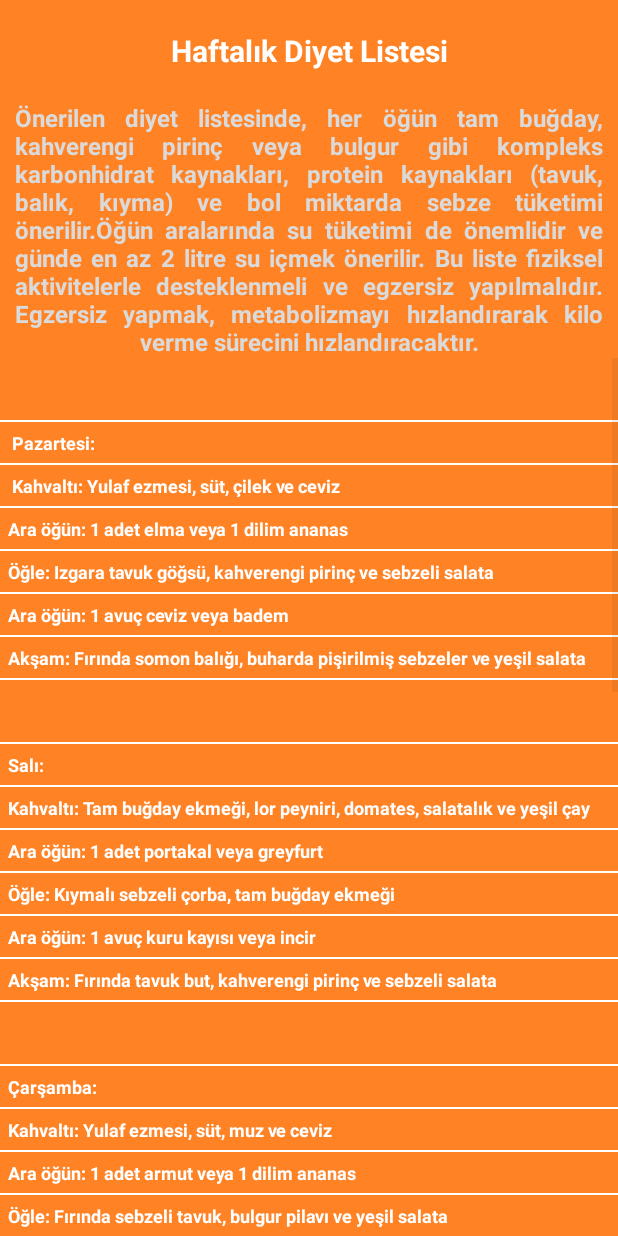
After one commit to buserumeysa/DiyetOnerim, an Android app: the DietAdviceToFatActivity screen opened directly, with no data from a screen before it, on a phone screen of 412 x 824 dp. The commit adds this screen. Run offline under Robolectric (Android 15) with nearby library versions, the phone set to English and light mode, and no system bars.

Commit message:
Diyet Önerileri yapıldı

```diff
--- /dev/null
+++ b/app/src/main/java/com/buserkapkiner/diyetonerim/ui/dietAdvice/DietAdviceToFatActivity.kt
@@ -0,0 +1,82 @@
+package com.buserkapkiner.diyetonerim.ui.dietAdvice
+
+import android.os.Bundle
+import android.widget.ArrayAdapter
+import android.widget.ListView
+import androidx.appcompat.app.AppCompatActivity
+import com.buserkapkiner.diyetonerim.R
+
+class DietAdviceToFatActivity : AppCompatActivity() {
+    private lateinit var dietListViewFat: ListView
+    override fun onCreate(savedInstanceState: Bundle?) {
+        super.onCreate(savedInstanceState)
+        setContentView(R.layout.activity_diet_advice_to_fat)
+        dietListViewFat = findViewById(R.id.diet_list_view_fat)
+
+        val dietItems = arrayOf(
+            "\n",
+            " Pazartesi:",
+
+            " Kahvaltı: Yulaf ezmesi, süt, çilek ve ceviz",
+            "Ara öğün: 1 adet elma veya 1 dilim ananas",
+            "Öğle: Izgara tavuk göğsü, kahverengi pirinç ve sebzeli salata",
+            "Ara öğün: 1 avuç ceviz veya badem",
+            "Akşam: Fırında somon balığı, buharda pişirilmiş sebzeler ve yeşil salata",
+            "\n",
+            "Salı:",
+
+            "Kahvaltı: Tam buğday ekmeği, lor peyniri, domates, salatalık ve yeşil çay",
+            "Ara öğün: 1 adet portakal veya greyfurt",
+            "Öğle: Kıymalı sebzeli çorba, tam buğday ekmeği",
+            "Ara öğün: 1 avuç kuru kayısı veya incir",
+            "Akşam: Fırında tavuk but, kahverengi pirinç ve sebzeli salata",
+            "\n",
+            "Çarşamba:",
+
+            "Kahvaltı: Yulaf ezmesi, süt, muz ve ceviz",
+            "Ara öğün: 1 adet armut veya 1 dilim ananas",
+            "Öğle: Fırında sebzeli tavuk, bulgur pilavı ve yeşil salata",
+            "Ara öğün: 1 avuç badem veya ceviz",
+            "Akşam: Izgara köfte, kahverengi pirinç ve sebzeli salata",
+            "\n",
+            "Perşembe:",
+
+            "Kahvaltı: Tam buğday ekmeği, lor peyniri, domates, salatalık ve yeşil çay",
+            "Ara öğün: 1 adet elma veya 1 dilim ananas",
+            "Öğle: Nohutlu mercimek çorbası, tam buğday ekmeği ve yeşil salata",
+            "Ara öğün: 1 avuç kuru kayısı veya incir",
+            "Akşam: Izgara tavuk göğsü, kahverengi pirinç ve sebzeli salata",
+            "\n",
+            "Cuma:",
+
+            "Kahvaltı: Yulaf ezmesi, süt, çilek ve ceviz",
+            "Ara öğün: 1 adet portakal veya greyfurt",
+            "Öğle: Fırında somon balığı, buharda pişirilmiş sebzeler ve yeşil salata ",
+            "Ara öğün: 1 avuç badem veya ceviz",
+            "Akşam: Kıymalı sebzeli çorba, tam buğday ekmeği",
+            "\n",
+            "Cumartesi:",
+
+            "Kahvaltı: Tam buğday ekmeği, lor peyniri, domates, salatalık ve yeşil çay",
+            "Ara öğün: 1 adet elma veya 1 dilim ananas",
+            "Öğle: Taze yeşillikli ton balığı salatası",
+            "Ara öğün: 1 avuç kuru kayısı veya incir",
+            "Akşam: Fırında ızgara tavuk göğsü, kahverengi pirinç ve sebzeli salata",
+            "\n",
+            "Pazar:",
+
+            "Kahvaltı: Yulaf ezmesi, süt, muz ve ceviz",
+            "Ara öğün: 1 adet portakal veya greyfurt",
+            "Öğle: Fırında sebzeli tavuk, bulgur pilavı ve yeşil salata",
+            "Ara öğün: 1 avuç badem veya ceviz",
+            "Akşam: Izgara köfte, kahverengi pirinç ve sebzeli salata",
+            "\n"
+
+
+        )
+
+        val adapter = ArrayAdapter(this, R.layout.listview_items, R.id.txt_list, dietItems)
+        dietListViewFat.adapter = adapter
+
+    }
+}
--- /dev/null
+++ b/app/src/main/res/layout/activity_diet_advice_to_fat.xml
@@ -0,0 +1,41 @@
+<?xml version="1.0" encoding="utf-8"?>
+<LinearLayout xmlns:android="http://schemas.android.com/apk/res/android"
+    android:layout_width="match_parent"
+    android:layout_height="match_parent"
+    xmlns:tools="http://schemas.android.com/tools"
+    android:orientation="vertical"
+    android:background="@color/orange"
+    tools:context=".ui.dietAdvice.DietAdviceToWeakActivity">
+    <TextView
+        android:id="@+id/week_title_ideal"
+        android:layout_width="match_parent"
+        android:layout_height="wrap_content"
+        android:layout_marginTop="20dp"
+        android:text="Haftalık Diyet Listesi"
+        android:textColor="@color/white"
+        android:textAlignment="center"
+        android:textSize="20sp"
+        android:textStyle="bold" />
+
+    <TextView
+        android:id="@+id/week_title_fat"
+        android:layout_width="match_parent"
+        android:layout_height="wrap_content"
+        android:layout_marginTop="20dp"
+        android:layout_marginStart="10dp"
+        android:layout_marginEnd="10dp"
+        android:justificationMode="inter_word"
+        android:text="Önerilen diyet listesinde, her öğün tam buğday, kahverengi pirinç veya bulgur gibi kompleks karbonhidrat kaynakları, protein kaynakları (tavuk, balık, kıyma) ve bol miktarda sebze tüketimi önerilir.Öğün aralarında su tüketimi de önemlidir ve günde en az 2 litre su içmek önerilir. Bu liste fiziksel aktivitelerle desteklenmeli ve egzersiz yapılmalıdır. Egzersiz yapmak, metabolizmayı hızlandırarak kilo verme sürecini hızlandıracaktır."
+        android:textAlignment="center"
+        android:textColor="#DADADA"
+        android:textSize="16sp"
+        android:textStyle="bold" />
+
+    <ListView
+        android:id="@+id/diet_list_view_fat"
+        android:layout_width="match_parent"
+        android:layout_height="wrap_content"
+        android:dividerHeight="1dp"
+        android:divider="@color/white" />
+
+</LinearLayout>
--- /dev/null
+++ b/app/src/main/res/layout/listview_items.xml
@@ -0,0 +1,21 @@
+<?xml version="1.0" encoding="utf-8"?>
+<LinearLayout xmlns:android="http://schemas.android.com/apk/res/android"
+    android:layout_width="match_parent"
+    android:layout_height="wrap_content"
+    android:orientation="vertical">
+
+    <TextView
+        android:id="@+id/txt_list"
+        android:layout_width="match_parent"
+        android:layout_height="match_parent"
+        android:layout_marginTop="5dp"
+        android:layout_marginBottom="5dp"
+        android:layout_marginEnd="5dp"
+        android:layout_marginStart="5dp"
+        android:textColor="@color/white"
+        android:textSize="12sp"
+        android:textStyle="bold" />
+
+
+
+</LinearLayout>
```
Also changed, not shown: app/src/main/AndroidManifest.xml (+18 -13 lines), app/src/main/java/com/buserkapkiner/diyetonerim/ui/bmi/BodyMossIndexActivity.kt (+31 -5 lines), app/src/main/java/com/buserkapkiner/diyetonerim/ui/dietAdvice/DietAdviceToIdealActivity.kt (added, +69 -0 lines), app/src/main/java/com/buserkapkiner/diyetonerim/ui/dietAdvice/DietAdviceToMorbidObeseActivity.kt (added, +73 -0 lines), app/src/main/java/com/buserkapkiner/diyetonerim/ui/dietAdvice/DietAdviceToObeseActivity.kt (added, +81 -0 lines), app/src/main/java/com/buserkapkiner/diyetonerim/ui/dietAdvice/DietAdviceToWeakActivity.kt (added, +72 -0 lines), app/src/main/res/layout/activity_diet_advice_to_ideal.xml (added, +28 -0 lines), app/src/main/res/layout/activity_diet_advice_to_morbid_obese.xml (added, +43 -0 lines), app/src/main/res/layout/activity_diet_advice_to_obese.xml (added, +42 -0 lines), app/src/main/res/layout/activity_diet_advice_to_weak.xml (added, +28 -0 lines).
